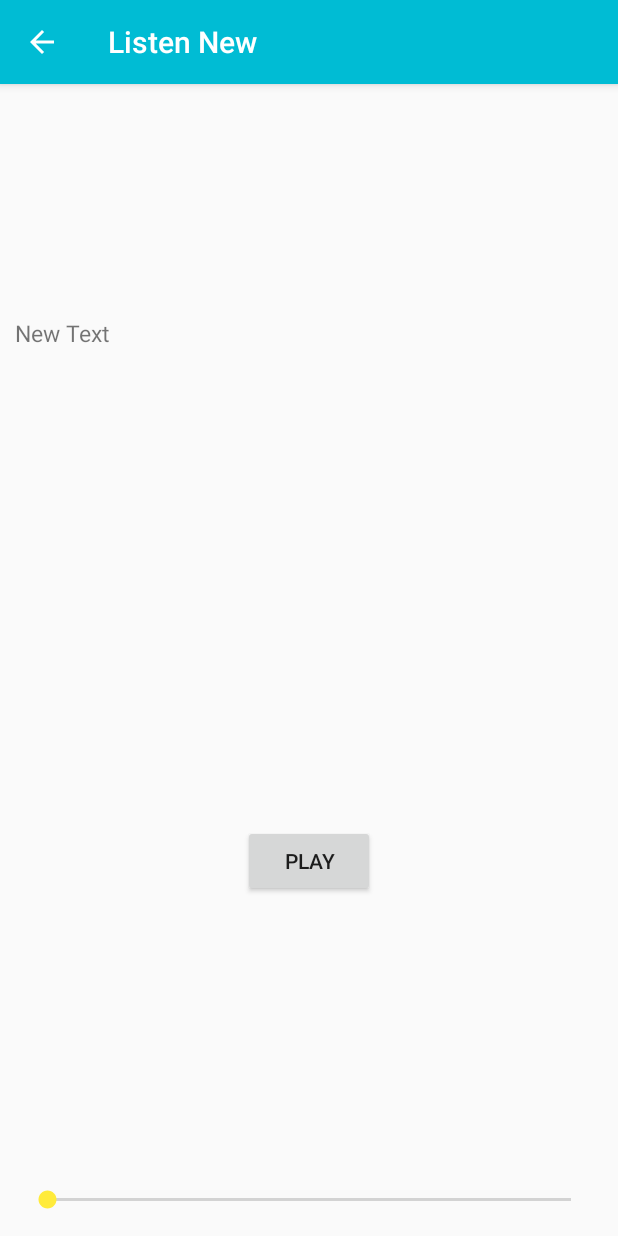
After one commit to luchoruiz/Hackaton2015, an Android app: the NoteDetailActivity screen opened directly, with no data from a screen before it, on a phone screen of 412 x 824 dp. The commit adds this screen. Run offline under Robolectric (Android 15) with nearby library versions, the phone set to English and light mode, and no system bars; our stand-ins replace ButterKnife, Picasso, Volley; libraries missing offline, so code that uses them is left out: com.j256.ormlite; network calls fail; pictures from the network do not load; 1 statement that could not run was skipped.

Commit message:
populate detail

```diff
--- a/app/src/main/AndroidManifest.xml
+++ b/app/src/main/AndroidManifest.xml
@@ -39,6 +39,10 @@
             android:name=".activities.FavouritesActivity"
             android:label="@string/app_name" >
         </activity>
+        <activity
+            android:name=".activities.NoteDetailActivity"
+            android:label="@string/app_name" >
+        </activity>
 
     </application>
 
--- /dev/null
+++ b/app/src/main/java/com/android/desafioaudionews/activities/NoteDetailActivity.java
@@ -0,0 +1,142 @@
+package com.android.desafioaudionews.activities;
+
+import android.os.Bundle;
+import android.support.v7.app.ActionBar;
+import android.support.v7.app.AppCompatActivity;
+import android.support.v7.widget.Toolbar;
+import android.view.Menu;
+import android.view.MenuItem;
+import android.view.View;
+import android.widget.Button;
+import android.widget.ImageView;
+import android.widget.TextView;
+
+import com.android.desafioaudionews.R;
+import com.android.desafioaudionews.adapters.NoteAdapter;
+import com.android.desafioaudionews.api.UrlConstants;
+import com.android.desafioaudionews.database.DatabaseHelper;
+import com.android.desafioaudionews.models.Note;
+import com.android.desafioaudionews.models.RequestResponse;
+import com.android.desafioaudionews.utils.Const;
+import com.android.desafioaudionews.volley.RequestConnector;
+import com.android.volley.Response;
+import com.android.volley.VolleyError;
+import com.j256.ormlite.android.apptools.OpenHelperManager;
+import com.squareup.picasso.Picasso;
+
+import java.util.List;
+
+import butterknife.ButterKnife;
+import butterknife.InjectView;
+
+public class NoteDetailActivity extends AppCompatActivity implements Response.Listener<RequestResponse>, Response.ErrorListener{
+    @InjectView(R.id.toolbar)
+    Toolbar toolbar;
+    @InjectView(R.id.textViewTitle)
+    TextView textViewTitle;
+    @InjectView(R.id.textViewSubtitle)
+    TextView textViewSubtitle;
+    @InjectView(R.id.textViewCategory)
+    TextView textViewCategory;
+    @InjectView(R.id.textViewContent)
+    TextView textViewContent;
+    @InjectView(R.id.imageViewNote)
+    ImageView imageViewNote;
+
+    @InjectView(R.id.buttonPlay)
+    Button buttonPlay;
+    Picasso picasso;
+
+    private DatabaseHelper databaseHelper;
+    private NoteAdapter mAdapter;
+
+    @Override
+    protected void onCreate(Bundle savedInstanceState) {
+        super.onCreate(savedInstanceState);
+        setContentView(R.layout.activity_note_detail);
+        ButterKnife.inject(this);
+        setToolbar();
+        picasso = Picasso.with(this);
+        int noteId = getIntent().getExtras().getInt("noteId");
+
+        RequestConnector requestConnector = new RequestConnector(NoteDetailActivity.this);
+        requestConnector.getNoteWithId(noteId,this, this, Const.REQUEST_NOTE);
+
+
+    }
+
+    private void drawDetail(Note note){
+        textViewTitle.setText(note.titulo);
+        textViewSubtitle.setText(note.bajada);
+        textViewCategory.setText(note.category.valor);
+        textViewCategory.setVisibility(View.VISIBLE);
+        textViewTitle.setText(note.titulo);
+
+        if (note.imageSrc!=null){
+            loadPhoto(UrlConstants.BASE_IMAGE_URL+note.imageSrc, imageViewNote);
+        } else {
+            // holder.noteImage.setImageResource(R.drawable.default_image);
+        }
+    }
+
+    private void loadPhoto(String url, ImageView imageView) {
+
+        picasso.load(url)
+                .noFade()
+                .into(imageView);
+    }
+
+    private void setToolbar() {
+        setSupportActionBar(toolbar);
+        final ActionBar actionBar = getSupportActionBar();
+
+        if (actionBar != null) {
+            actionBar.setTitle(getString(R.string.title_note));
+            actionBar.setDisplayHomeAsUpEnabled(true);
+            actionBar.setHomeButtonEnabled(true);
+        }
+    }
+
+    @Override
+    public boolean onCreateOptionsMenu(Menu menu) {
+        // Inflate the menu; this adds items to the action bar if it is present.
+       // getMenuInflater().inflate(R.menu.menu_news, menu);
+        return true;
+    }
+
+    @Override
+    public boolean onOptionsItemSelected(MenuItem item) {
+        switch (item.getItemId()) {
+            case android.R.id.home:
+                finish();
+                return true;
+        }
+        return super.onOptionsItemSelected(item);
+    }
+
+
+    private List<Note> getFavouritesNotes(){
+        return getHelper().getFavouritesNotes();
+    }
+
+
+    private DatabaseHelper getHelper() {
+        if (databaseHelper == null) {
+            databaseHelper =
+                    OpenHelperManager.getHelper(this, DatabaseHelper.class);
+        }
+        return databaseHelper;
+    }
+
+    @Override
+    public void onErrorResponse(VolleyError error) {
+
+    }
+
+    @Override
+    public void onResponse(RequestResponse response) {
+
+        Note note = Note.parseNote(response.getJsonResponse());
+        drawDetail(note);
+    }
+}
--- a/app/src/main/java/com/android/desafioaudionews/api/UrlConstants.java
+++ b/app/src/main/java/com/android/desafioaudionews/api/UrlConstants.java
@@ -4,7 +4,7 @@ public class UrlConstants {
     public static String BASE_URL = "http://contenidos.lanacion.com.ar/json";
     public static String BASE_IMAGE_URL  = "http://bucket.lanacion.com.ar";
     public static String LAST_NOTES = BASE_URL + "/acumulado-ultimas";
-
+    public static String NOTE = BASE_URL + "/nota/";
 
 
 }
--- /dev/null
+++ b/app/src/main/java/com/android/desafioaudionews/interfaces/OnRecyclerItemClick.java
@@ -0,0 +1,5 @@
+package com.android.desafioaudionews.interfaces;
+
+public interface OnRecyclerItemClick {
+    void onListItemClick(Object object);
+}
--- a/app/src/main/java/com/android/desafioaudionews/utils/Const.java
+++ b/app/src/main/java/com/android/desafioaudionews/utils/Const.java
@@ -1,7 +1,8 @@
 package com.android.desafioaudionews.utils;
 
 public class Const {
-    public static String REQUEST_NOTES = "note";
+    public static String REQUEST_NOTES = "notes";
+    public static String REQUEST_NOTE = "note";
     public static String CATEGORY_ID = "categoryID";
 
 }
--- a/app/src/main/java/com/android/desafioaudionews/volley/RequestConnector.java
+++ b/app/src/main/java/com/android/desafioaudionews/volley/RequestConnector.java
@@ -51,6 +51,10 @@ public class RequestConnector  {
     }
 
 
+    public void getNoteWithId(int id, Response.Listener<RequestResponse> listenerOK, Response.ErrorListener listenerError, String tag){
+        executeRequest(listenerOK, listenerError, UrlConstants.NOTE + id, tag, Request.Method.GET);
+    }
+
 
 
 }
--- /dev/null
+++ b/app/src/main/res/layout/activity_note_detail.xml
@@ -0,0 +1,139 @@
+<android.support.v4.widget.DrawerLayout
+    android:id="@+id/drawer_layout"
+    xmlns:android="http://schemas.android.com/apk/res/android"
+    xmlns:app="http://schemas.android.com/apk/res-auto"
+    xmlns:tools="http://schemas.android.com/tools"
+    android:layout_width="match_parent"
+    android:layout_height="match_parent"
+    android:fitsSystemWindows="true"
+    tools:context=".FavouritesActivity">
+
+    <RelativeLayout
+        android:id="@+id/content"
+        android:layout_width="match_parent"
+        android:layout_height="match_parent"
+        android:orientation="vertical">
+
+        <android.support.design.widget.AppBarLayout
+            android:id="@+id/appBarLayout"
+            android:layout_width="match_parent"
+            android:layout_height="wrap_content"
+            android:theme="@style/ThemeOverlay.AppCompat.Dark.ActionBar">
+
+            <android.support.v7.widget.Toolbar
+                android:id="@+id/toolbar"
+                android:layout_width="match_parent"
+                android:layout_height="?attr/actionBarSize"
+                android:background="?attr/colorPrimary"
+                app:popupTheme="@style/ThemeOverlay.AppCompat.Light"
+                app:layout_scrollFlags="scroll|enterAlways" />
+
+        </android.support.design.widget.AppBarLayout>
+
+        <LinearLayout
+            android:orientation="vertical"
+            android:layout_width="match_parent"
+            android:layout_height="match_parent"
+            android:layout_below="@+id/appBarLayout">
+
+
+
+            <LinearLayout
+                android:orientation="vertical"
+                android:layout_width="match_parent"
+                android:layout_height="match_parent"
+                android:layout_weight="0.5">
+
+                <FrameLayout
+                    android:layout_width="match_parent"
+                    android:layout_height="wrap_content">
+
+                    <ImageView
+                        android:layout_width="match_parent"
+                        android:layout_height="150dp"
+                        android:scaleType="centerCrop"
+                        android:id="@+id/imageViewNote" />
+
+                    <TextView
+                        android:layout_width="match_parent"
+                        android:layout_height="wrap_content"
+                        android:layout_marginRight="10dp"
+                        android:padding="10dp"
+                        android:layout_marginBottom="15dp"
+                        android:background="#66000000"
+                        android:gravity="right"
+                        android:text=""
+                        android:visibility="invisible"
+                        android:textColor="@android:color/white"
+                        android:textStyle="bold"
+                        android:id="@+id/textViewCategory" />
+
+                </FrameLayout>
+
+                <TextView
+                    android:layout_width="wrap_content"
+                    android:layout_height="wrap_content"
+                    android:textSize="15dp"
+                    android:layout_marginLeft="10dp"
+                    android:layout_marginTop="5dp"
+                    android:text="New Text"
+                    android:id="@+id/textViewTitle" />
+
+                <LinearLayout
+                    android:orientation="vertical"
+                    android:layout_width="match_parent"
+                    android:layout_height="wrap_content"
+                    android:layout_marginLeft="10dp"
+                    android:layout_marginTop="5dp"
+                    android:layout_weight="0.5">
+
+                    <TextView
+                        android:layout_width="wrap_content"
+                        android:layout_height="wrap_content"
+                        android:textSize="13dp"
+                        android:text=""
+                        android:id="@+id/textViewSubtitle" />
+
+                    <TextView
+                        android:layout_width="wrap_content"
+                        android:layout_height="wrap_content"
+                        android:text=""
+                        android:id="@+id/textViewContent" />
+                </LinearLayout>
+            </LinearLayout>
+
+            <LinearLayout
+                android:orientation="vertical"
+                android:layout_width="match_parent"
+                android:layout_height="match_parent"
+                android:layout_weight="0.9">
+
+                <Button
+                    android:layout_width="wrap_content"
+                    android:layout_height="wrap_content"
+                    android:text="Play"
+                    android:layout_gravity="center"
+                    android:id="@+id/buttonPlay" />
+
+                <LinearLayout
+                    android:orientation="vertical"
+                    android:layout_width="match_parent"
+                    android:layout_height="match_parent"
+                    android:gravity="bottom">
+
+                    <SeekBar
+                        android:layout_width="match_parent"
+                        android:layout_height="wrap_content"
+                        android:layout_margin="15dp"
+                        android:gravity="bottom"
+                        android:id="@+id/seekBarProgress" />
+                </LinearLayout>
+
+            </LinearLayout>
+
+        </LinearLayout>
+
+
+    </RelativeLayout>
+
+</android.support.v4.widget.DrawerLayout>
--- a/app/src/main/res/values/strings.xml
+++ b/app/src/main/res/values/strings.xml
@@ -29,4 +29,5 @@
     </string-array>
     <string name="title_activity_splash">SplashActivity</string>
     <string name="title_favourites">Favourites</string>
+    <string name="title_note">Listen New</string>
 </resources>
```
Also changed, not shown: app/src/main/java/com/android/desafioaudionews/activities/FavouritesActivity.java (+9 -2 lines), app/src/main/java/com/android/desafioaudionews/adapters/NoteAdapter.java (+31 -3 lines), app/src/main/java/com/android/desafioaudionews/fragments/CategoryFragment.java (+14 -7 lines), app/src/main/java/com/android/desafioaudionews/models/Note.java (+32 -0 lines).
